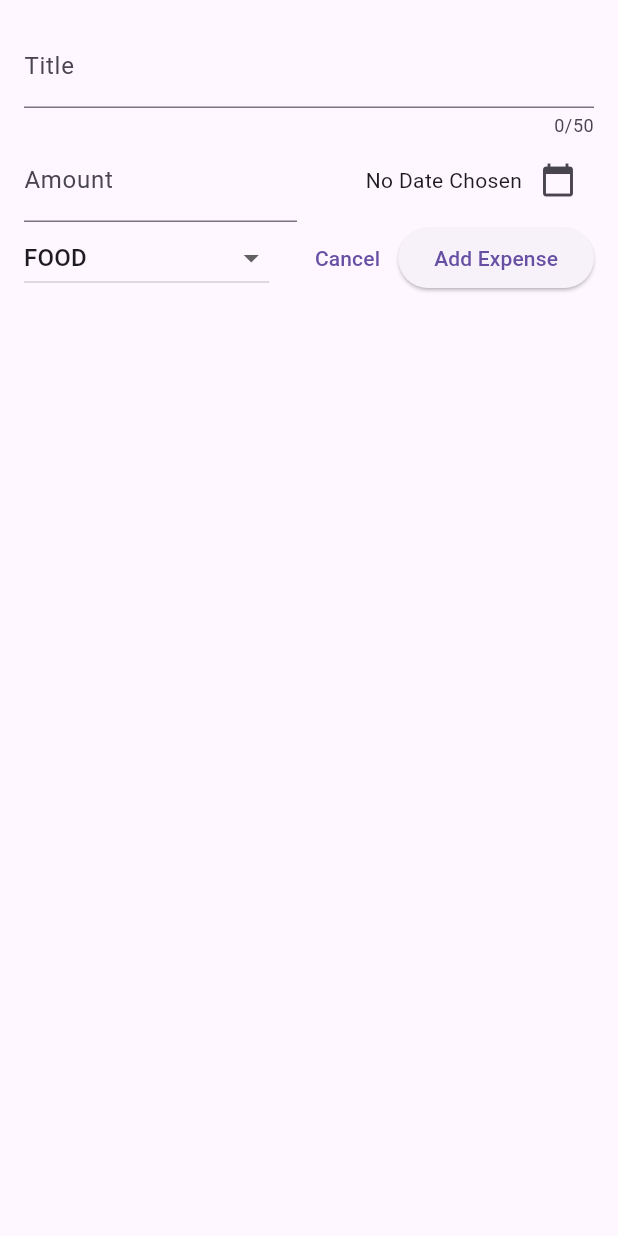
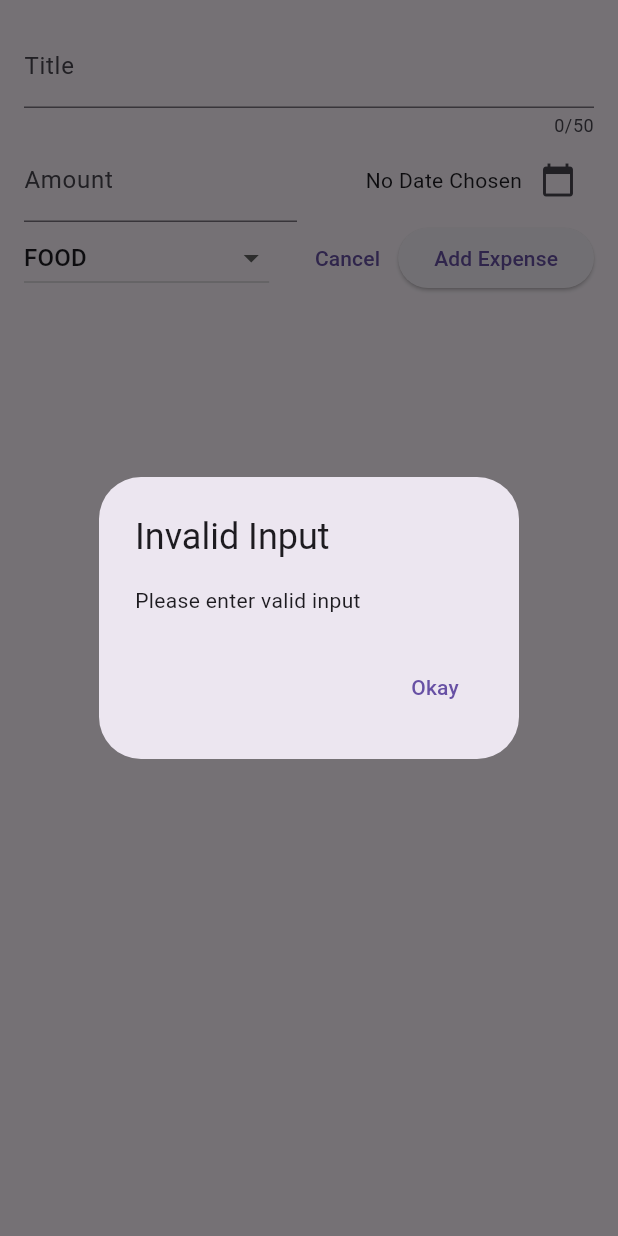
Before and after one commit to vohoangloc123/expense_tracker, a Flutter app: the NewExpense widget shown alone on an empty page, opened directly, after a tap on "Add Expense", on a phone screen of 412 x 824 dp. Run offline on Flutter 3.47's test engine with Material 3 defaults, Android fonts, the phone set to English and light mode, and no system bars.

Commit message:
Validated User Input & Showed an Error Dialog

```diff
--- a/lib/widgets/expenses_list/new_expense.dart
+++ b/lib/widgets/expenses_list/new_expense.dart
@@ -42,6 +42,31 @@ class _NewExpenseState extends State<NewExpense> {
     print(pickedDate);
   }
   //Sử dụng async và await giúp làm cho việc viết và duy trì mã dễ dàng hơn, đặc biệt khi làm việc với các tác vụ bất đồng bộ.
+
+  void _submitExpenseData() {
+    final enteredAmount = double.tryParse(_amountController.text);
+    final amountIsInvalid = enteredAmount == null || enteredAmount <= 0;
+
+    if (_titleController.text.trim().isEmpty ||
+        amountIsInvalid ||
+        _selectedDate == null ||
+        _selectedCategory == null) {
+      showDialog(
+        context: context,
+        builder: (context) => AlertDialog(
+          title: const Text("Invalid Input"),
+          content: const Text("Please enter valid input"),
+          actions: [
+            TextButton(
+              onPressed: () => Navigator.pop(context),
+              child: const Text("Okay"),
+            ),
+          ],
+        ),
+      );
+      return;
+    }
+  }
 
   @override
   void dispose() {
@@ -121,8 +146,7 @@ class _NewExpenseState extends State<NewExpense> {
               ),
               ElevatedButton(
                 onPressed: () {
-                  print(_titleController.text);
-                  print(_amountController.text);
+                  _submitExpenseData();
                 },
                 child: const Text("Add Expense"),
               ),
```
